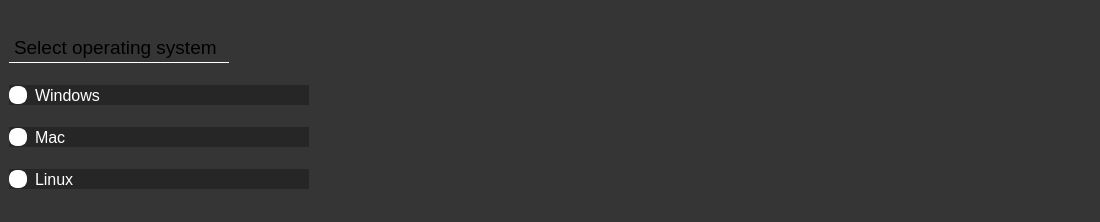
This is newSimpleAnalyze/screens/ui/Os.ui in Smidig-Leo/volatility3 as Qt 5 draws it before an edit. The edited form follows.
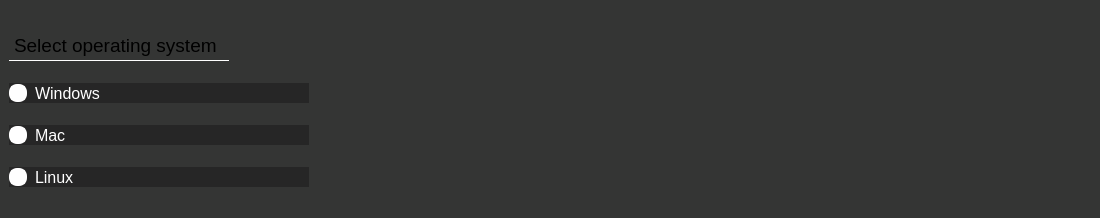
This is the edited form. Icons and pictures are not drawn.

Diff of the .ui file:
```diff
--- a/newSimpleAnalyze/screens/ui/Os.ui
+++ b/newSimpleAnalyze/screens/ui/Os.ui
@@ -7,19 +7,19 @@
     <x>0</x>
     <y>0</y>
     <width>1100</width>
-    <height>222</height>
+    <height>218</height>
    </rect>
   </property>
   <property name="minimumSize">
    <size>
     <width>0</width>
-    <height>210</height>
+    <height>100</height>
    </size>
   </property>
   <property name="maximumSize">
    <size>
     <width>16777215</width>
-    <height>222</height>
+    <height>220</height>
    </size>
   </property>
   <property name="windowTitle">
@@ -97,7 +97,7 @@
             <property name="minimumSize">
              <size>
               <width>300</width>
-              <height>200</height>
+              <height>150</height>
              </size>
             </property>
             <property name="maximumSize">
```
